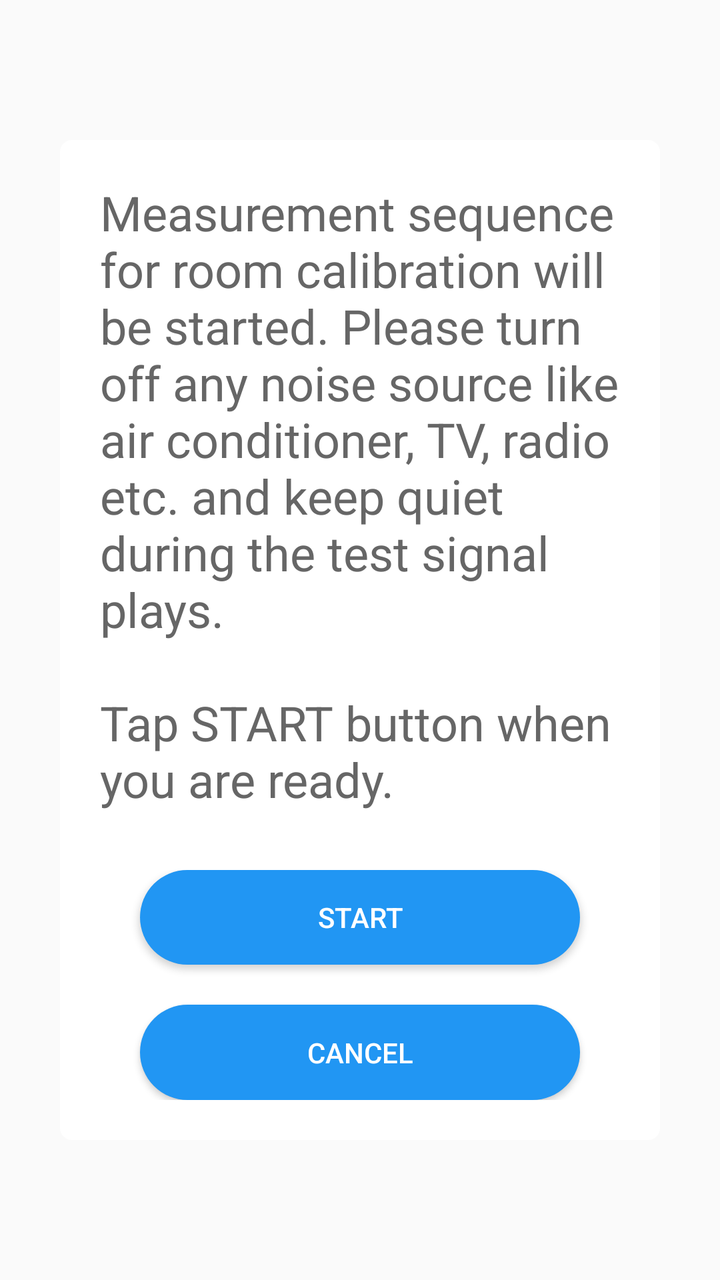
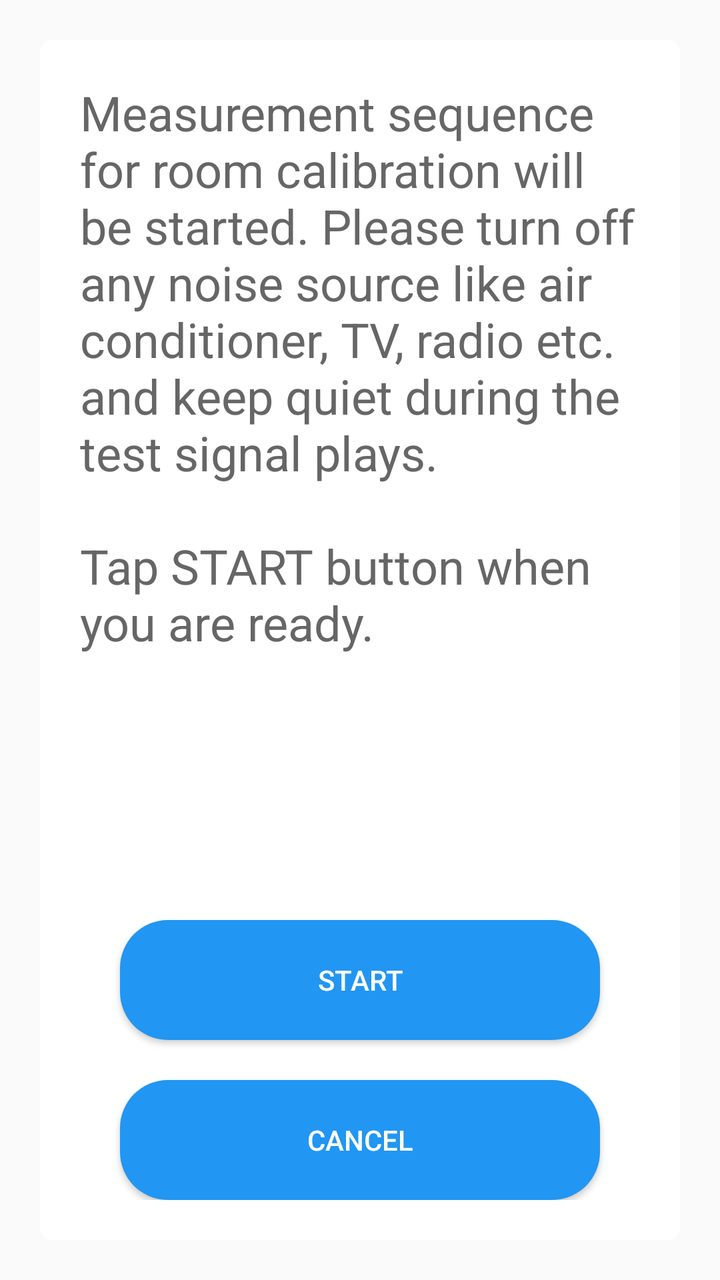

The first picture is an Android layout as it rendered before a commit; the second is the same layout after the commit. The layout source and the unified diff follow.
<!-- AndroidManifest.xml: application theme Theme.RoomEqualizer -->
<!-- res/layout/popup_layout1.xml -->
<?xml version="1.0" encoding="utf-8"?>
<LinearLayout xmlns:android="http://schemas.android.com/apk/res/android"
    xmlns:app="http://schemas.android.com/apk/res-auto"
    android:layout_width="match_parent"
    android:layout_height="match_parent"
    android:gravity="center"
    android:orientation="vertical">

    <LinearLayout
        android:layout_width="300dp"
        android:layout_height="500dp"
        android:background="@drawable/bg_popup_white"
        android:orientation="vertical"
        android:padding="20dp">

        <LinearLayout
            android:layout_width="match_parent"
            android:layout_height="0dp"
            android:layout_weight="6"
            android:orientation="horizontal">

            <TextView
                android:id="@+id/tvMessage"
                android:layout_width="match_parent"
                android:layout_height="wrap_content"
                android:text="@string/noti_measurement"
                android:textColor="@color/gray"
                android:textSize="24sp" />
        </LinearLayout>

        <LinearLayout
            android:layout_width="match_parent"
            android:layout_height="0dp"
            android:layout_weight="2"
            android:orientation="vertical">

            <android.widget.Button
                android:id="@+id/btnStartMeasurement"
                android:layout_width="match_parent"
                android:layout_height="0dp"
                android:layout_marginLeft="20dp"
                android:layout_marginRight="20dp"
                android:layout_marginBottom="10dp"
                android:layout_weight="1"
                android:background="@drawable/bg_button"
                android:text="@string/start"
                android:textColor="@color/btn_text_color" />

            <android.widget.Button
                android:id="@+id/btnCancelMeasurement"
                android:layout_width="match_parent"
                android:layout_height="0dp"
                android:layout_marginLeft="20dp"
                android:layout_marginTop="10dp"
                android:layout_marginRight="20dp"
                android:layout_weight="1"
                android:background="@drawable/bg_button"
                android:text="@string/cancel"
                android:textColor="@color/btn_text_color" />
        </LinearLayout>

    </LinearLayout>

</LinearLayout>
<!-- resources referenced by this layout -->
<resources>
  <color name="btn_text_color">#FFFFFFFF</color>
  <color name="gray">#FF666666</color>
  <!-- drawable bg_button (drawable) -->
  <?xml version="1.0" encoding="utf-8"?>
  <selector xmlns:android="http://schemas.android.com/apk/res/android">
  
      
      <item android:state_pressed="true">
          <shape android:shape="rectangle">
              <solid android:color="#2196F3" /> 
              <corners android:radius="24dp" /> 
          </shape>
      </item>
  
      
      <item>
          <shape android:shape="rectangle">
              <solid android:color="#2196F3" /> 
              <corners android:radius="24dp" /> 
          </shape>
      </item>
  
  </selector>
  <!-- drawable bg_popup_white (drawable) -->
  <?xml version="1.0" encoding="utf-8"?>
  <selector xmlns:android="http://schemas.android.com/apk/res/android">
  
      <item android:state_pressed="true">
          <shape android:shape="rectangle">
              <solid android:color="#FFFFFFFF" /> 
              <corners android:radius="6dp" /> 
          </shape>
      </item>
  
      <item>
          <shape android:shape="rectangle">
              <solid android:color="#FFFFFFFF" /> 
              <corners android:radius="6dp" /> 
          </shape>
      </item>
  
  </selector>
  <string name="cancel">CANCEL</string>
  <string name="noti_measurement">Measurement sequence for room calibration will be started. Please turn off any noise source like air conditioner, TV, radio etc. and keep quiet during the test signal plays.\n\nTap START button when you are ready.</string>
  <string name="start">START</string>
  <style name="Theme.RoomEqualizer" parent="Theme.AppCompat.DayNight.NoActionBar">
          
          <item name="colorPrimary">@color/purple_500</item>
          <item name="colorPrimaryDark">@color/purple_700</item>
          <item name="colorAccent">@color/teal_200</item>
      </style>
  <color name="purple_500">#FF6200EE</color>
  <color name="purple_700">#FF3700B3</color>
  <color name="teal_200">#FF03DAC5</color>
</resources>

<!-- the commit's change to res/layout/popup_layout1.xml (unified diff, before → after) -->
@@ -7,8 +7,10 @@
     android:orientation="vertical">
 
     <LinearLayout
-        android:layout_width="300dp"
-        android:layout_height="500dp"
+        android:layout_width="match_parent"
+        android:layout_height="600dp"
+        android:layout_marginLeft="20dp"
+        android:layout_marginRight="20dp"
         android:background="@drawable/bg_popup_white"
         android:orientation="vertical"
         android:padding="20dp">
